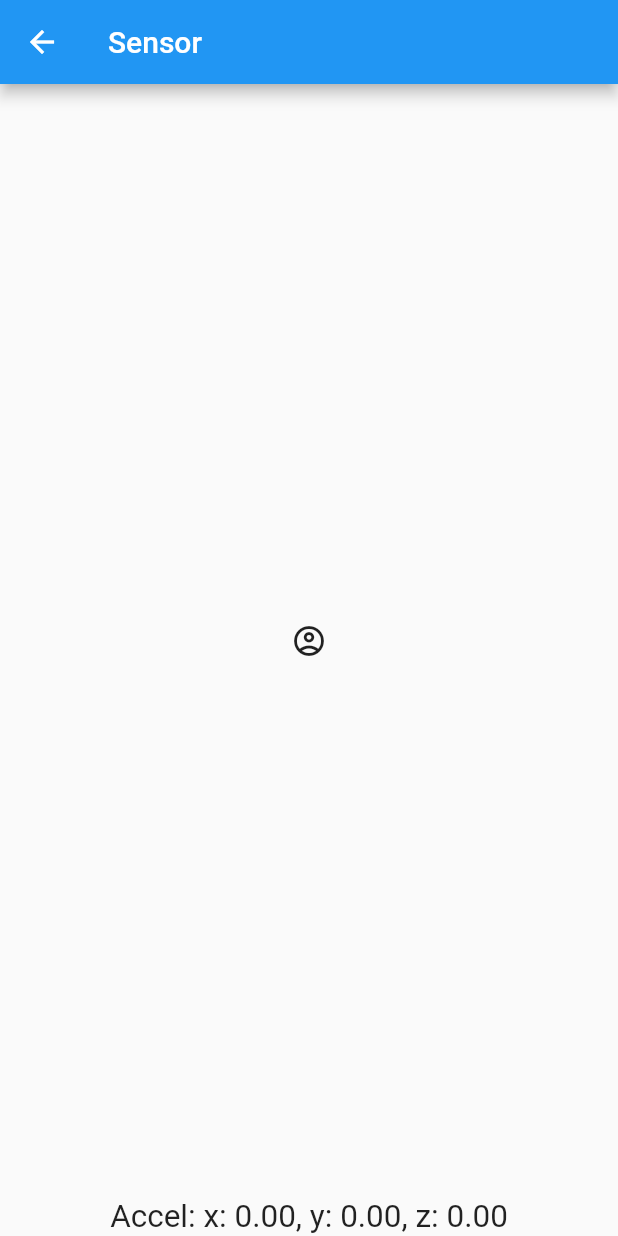
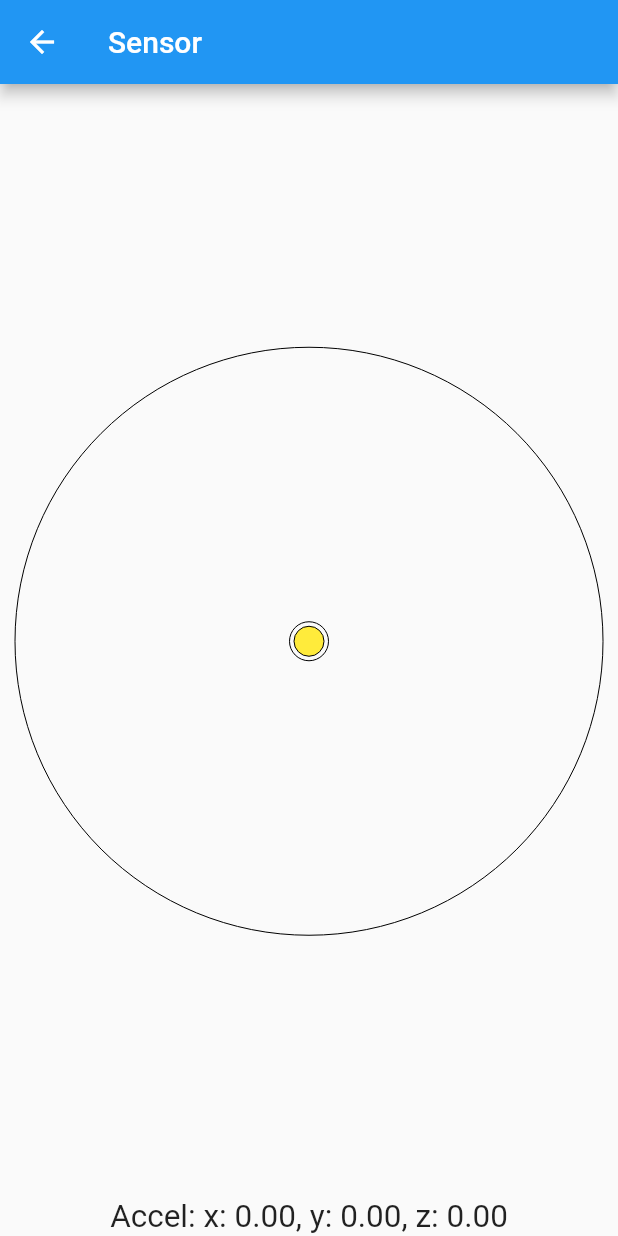
Before and after one commit to maexeler/flutter_intro, a Flutter app: the screen it shows after launch, after a tap on the "settings" icon, on a phone screen of 412 x 824 dp. Run offline on Flutter 3.47's test engine with Material 2 defaults, Android fonts, the phone set to English and light mode, and no system bars; our stand-ins replace sensors; missing offline and left inert: shake.

Commit message:
Provider fixed and SpiritLevel added to SensorPage

```diff
--- a/lib/main.dart
+++ b/lib/main.dart
@@ -28,7 +28,6 @@ class Cookies extends ChangeNotifier {
 
 void main() {
   final cookieData = Cookies();
-  Provider.debugCheckInvalidValueType = null;
   runApp(MyApp(cookieData));
 }
 
@@ -38,7 +37,7 @@ class MyApp extends StatelessWidget {
 
   @override
   Widget build(BuildContext context) {
-    return Provider<Cookies>(
+    return ChangeNotifierProvider<Cookies>(
       create: (_) => cookies,
       child: MaterialApp(
         title: 'Flutter Into',
--- a/lib/sensorPage.dart
+++ b/lib/sensorPage.dart
@@ -1,3 +1,5 @@
+import 'dart:math';
+
 import 'package:flutter/material.dart';
 import 'dart:async';
 import 'package:sensors/sensors.dart';
@@ -41,20 +43,90 @@ class _SensorPageState extends State<SensorPage> {
       body: Center(
         child: Column(
           children: [
-            Expanded(child: Center(child: directionIcon(2.5))),
+            sensorView(_ax, _ay, _az),
             Text('Accel: x: ${_d2s(_ax)}, y: ${_d2s(_ay)}, z: ${_d2s(_az)}', textScaleFactor: 1.5,),
           ],
         ),
     ));
   }
 
-  Widget directionIcon(double threshold) {
-    if (_ay < -threshold) return Icon(Icons.arrow_upward);
-    if (_ay >  threshold) return Icon(Icons.arrow_downward);
-    if (_ax < -threshold) return Icon(Icons.arrow_left_sharp);
-    if (_ax >  threshold) return Icon(Icons.arrow_right_alt);
-    return Icon(Icons.account_circle_outlined);
+  String _d2s(double d) => d.toStringAsFixed(2);
+
+  Widget sensorView(double ax, double ay, double az) {
+    return Expanded(
+        child: Padding(
+            padding: EdgeInsets.all(10.0),
+            // A CustomPaint is widget which needs a paint strategy (a Painter)
+            child:CustomPaint(
+              size: Size.infinite,
+              painter: SpiritLevelPainter(ax, ay),
+            )
+        )
+    );
+  }
+}
+
+/// SpiritLevelPainter serves as a Painter strategy for a CustomPaint widget
+///
+/// We have to override paint(..) as well as shouldRepaint(..)
+class SpiritLevelPainter extends CustomPainter {
+  double ax, ay;
+  SpiritLevelPainter(this.ax, this.ay);
+
+  @override
+  void paint(Canvas canvas, Size size) {
+    final bubbleRadius = 10.0;
+    // Calculate the parameters from the actual size
+    var radius = size.shortestSide/2-bubbleRadius;
+    var center = Offset(size.width/2, size.height/2);
+
+    // draw circumference of the spirit level
+    var paint = Paint()
+      ..color = Colors.black
+      ..style = PaintingStyle.stroke;
+    canvas.drawCircle(center, radius+bubbleRadius, paint);
+    canvas.drawCircle(center, bubbleRadius+3.0, paint);
+
+    // Get normalized sensor data
+    var normalizedData = _normalizeData(scaleBy: 5.0);
+
+    // Draw the bubble
+    paint
+      ..color = Colors.yellow
+      ..style = PaintingStyle.fill;
+    var bubbleCenter = Offset(radius * normalizedData[0], radius * normalizedData[1]);
+    bubbleCenter = bubbleCenter.translate(center.dx, center.dy);
+    canvas.drawCircle(bubbleCenter, bubbleRadius, paint);
+    paint
+      ..color = Colors.black
+      ..style = PaintingStyle.stroke;
+    canvas.drawCircle(bubbleCenter, bubbleRadius, paint);
   }
 
-  String _d2s(double d) => d.toStringAsFixed(2);
+  /// The normalized data is in the range [-1..1]
+  /// and not outside the unit circle
+  List<double> _normalizeData({double scaleBy = 1.0}) {
+    double x,y;
+    // Compensate for gravitation
+    x = (ax/9.8);
+    y = (-ay/9.8);
+
+    // scale values
+    x *= scaleBy;
+    y *= scaleBy;
+
+    // Normalize to [-1..1]
+    if (x > 1) x = 1; if (x < -1) x = -1;
+    if (y > 1) y = 1; if (y < -1) y = -1;
+
+    // Ensure circle restrictions
+    var len = sqrt(x*x + y*y);
+    if (len > 1.0) {
+      x /= len;
+      y /= len;
+    }
+    return [x, y];
+  }
+
+  bool shouldRepaint(covariant CustomPainter oldDelegate) => true;
 }
```
